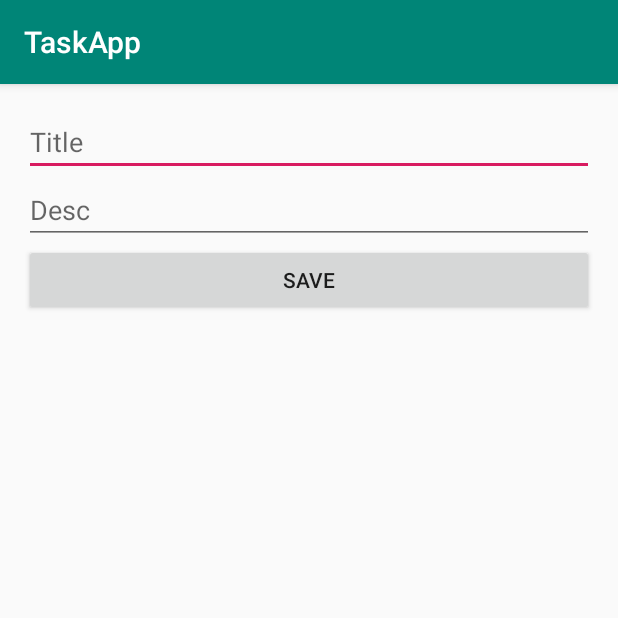
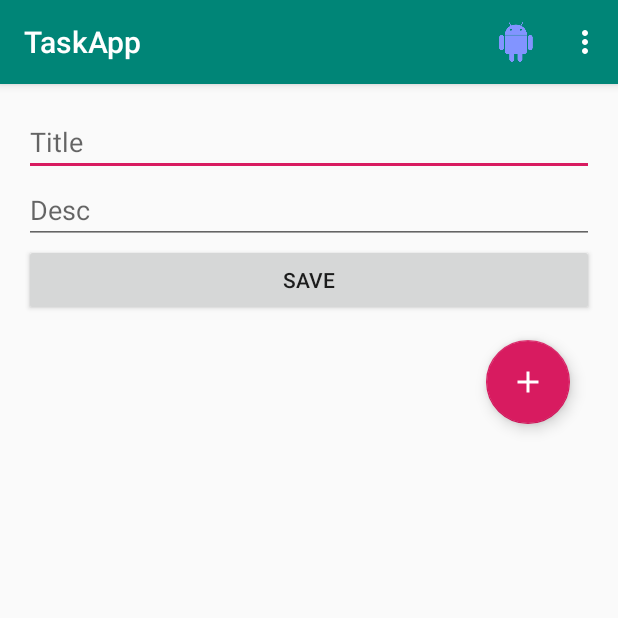
Before and after one commit to md-malikovich/TaskApp, an Android app: the FormActivity screen opened directly, with no data from a screen before it, on a phone screen of 412 x 824 dp, the top half of it. Run offline under Robolectric (Android 15) with nearby library versions, the phone set to English and light mode, and no system bars.

Commit message:
SNew menu & new fab in FormActivity

```diff
--- a/app/src/main/java/com/taskapp/FormActivity.java
+++ b/app/src/main/java/com/taskapp/FormActivity.java
@@ -1,13 +1,19 @@
 package com.taskapp;
 
+import androidx.annotation.NonNull;
 import androidx.appcompat.app.AppCompatActivity;
 
 import android.content.Intent;
 import android.content.SharedPreferences;
 import android.os.Bundle;
 import android.text.TextUtils;
+import android.view.Menu;
+import android.view.MenuItem;
 import android.view.View;
 import android.widget.EditText;
+import android.widget.Toast;
+
+import com.google.android.material.floatingactionbutton.FloatingActionButton;
 
 public class FormActivity extends AppCompatActivity {
 
@@ -21,17 +27,25 @@ public class FormActivity extends AppCompatActivity {
         editTitle = findViewById(R.id.editTitle);
         editDesc = findViewById(R.id.editDesc);
 
-        SharedPreferences preferences2 = getSharedPreferences("saving", MODE_PRIVATE);
+        SharedPreferences preferences2 = getSharedPreferences("saving", MODE_PRIVATE);        //TODO: !!!!!!!!!!!!!!!!!!!!!!!!!!!!!!!!!!!!!!!!!!!
         editTitle.setText(preferences2.getString("title", ""));
         editDesc.setText(preferences2.getString("desc", ""));
-        String title = preferences2.getString("title", "");
-        String desc = preferences2.getString("desc", "");
-        editTitle.setText(title);
-        editDesc.setText(desc);
+        //String title = preferences2.getString("title", "");
+        //String desc = preferences2.getString("desc", "");
+        //editTitle.setText(title);
+        //editDesc.setText(desc);
+
+        FloatingActionButton fab2 = findViewById(R.id.fab_two);
+        fab2.setOnClickListener(new View.OnClickListener() {
+            @Override
+            public void onClick(View v) {
+                //TODO: !!!!!!!!!!!!!!!!!!!!!!!!!!!!!!!!!!!!!!!!!!!
+            }
+        });
     }
 
     @Override
-    public void onBackPressed() {
+    public void onBackPressed() {                                                                   //TODO: !!!!!!!!!!!!!!!!!!!!!!!!!!!!!!!!!!!!!!!!!!!
         SharedPreferences preferences2 = getSharedPreferences("saving", MODE_PRIVATE);
         preferences2.edit().putString("title", editTitle.getText().toString()).apply();
         preferences2.edit().putString("desc", editDesc.getText().toString()).apply();
@@ -39,6 +53,19 @@ public class FormActivity extends AppCompatActivity {
         super.onBackPressed();
     }
 
+    @Override
+    public boolean onCreateOptionsMenu(Menu menu) {
+        getMenuInflater().inflate(R.menu.form, menu);
+        return true;
+    }
+
+    @Override
+    public boolean onOptionsItemSelected(@NonNull MenuItem item) {                                  //TODO: для работы Меню
+        if (item.getItemId() == R.id.action_droid) {
+            Toast.makeText(this,"Я, андроид", Toast.LENGTH_SHORT).show();
+        }
+        return super.onOptionsItemSelected(item);
+    }
 
     public void onClick(View view) {
         String title = editTitle.getText().toString();
--- a/app/src/main/res/layout/activity_form.xml
+++ b/app/src/main/res/layout/activity_form.xml
@@ -26,4 +26,12 @@
         android:onClick="onClick"
         android:text="save" />
 
+    <com.google.android.material.floatingactionbutton.FloatingActionButton
+        android:id="@+id/fab_two"
+        android:layout_width="wrap_content"
+        android:layout_height="wrap_content"
+        android:layout_gravity="bottom|end"
+        android:layout_margin="@dimen/fab_margin"
+        app:srcCompat="@drawable/ic_add" />
+
 </LinearLayout>
--- /dev/null
+++ b/app/src/main/res/menu/form.xml
@@ -0,0 +1,28 @@
+<?xml version="1.0" encoding="utf-8"?>
+<menu xmlns:android="http://schemas.android.com/apk/res/android"
+    xmlns:app="http://schemas.android.com/apk/res-auto">
+    <item
+        android:id="@+id/action_droid"
+        android:orderInCategory="100"
+        android:icon="@drawable/bg8"
+        android:title="@string/droid"
+        app:showAsAction="ifRoom" />
+
+    <item
+        android:id="@+id/action_file"
+        android:orderInCategory="100"
+        android:title="File"
+        app:showAsAction="never" />
+
+    <item
+        android:id="@+id/action_new"
+        android:orderInCategory="100"
+        android:title="New"
+        app:showAsAction="never" />
+
+    <item
+        android:id="@+id/action_Delete"
+        android:orderInCategory="100"
+        android:title="Delete"
+        app:showAsAction="never" />
+</menu>
--- a/app/src/main/res/values/strings.xml
+++ b/app/src/main/res/values/strings.xml
@@ -20,4 +20,6 @@
     <string name="hi">Привет</string>
     <string name="start">Start</string>
     <string name="opening">opening</string>
+    <string name="droid">droid</string>
+
 </resources>
```
